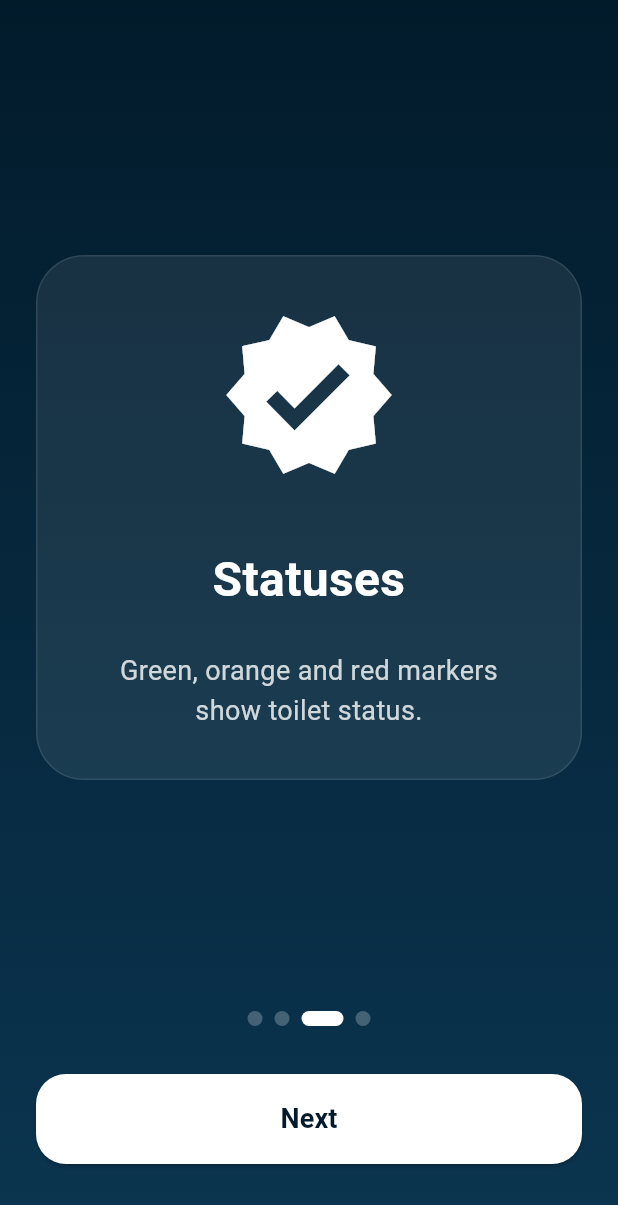
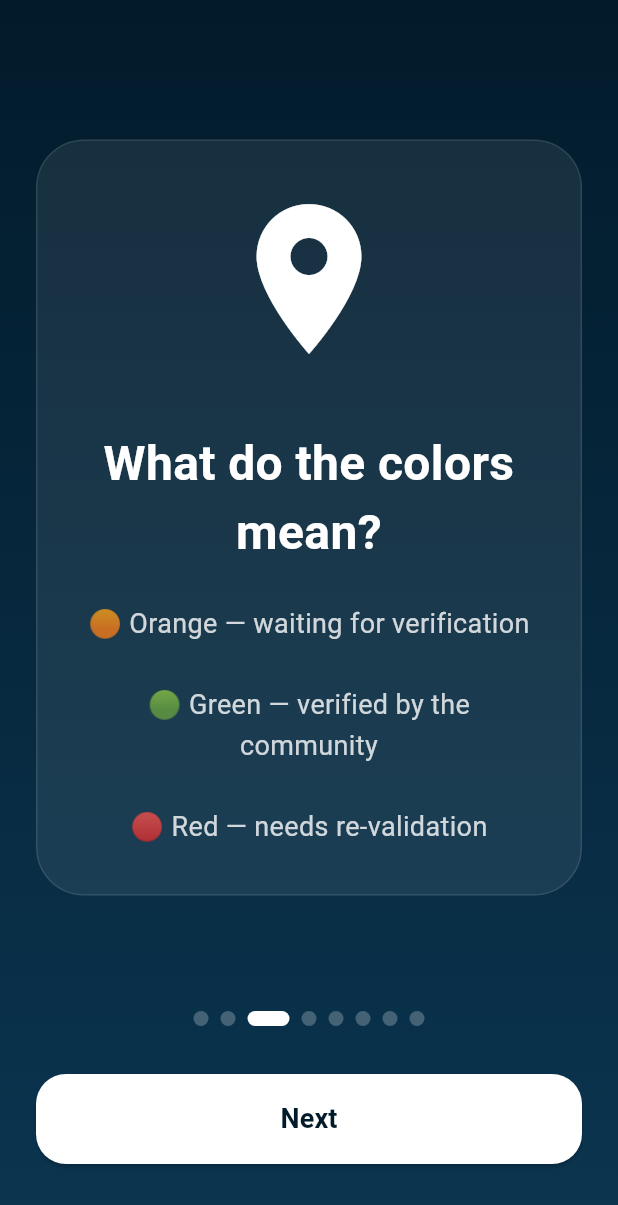
Before and after one commit to Minin2707/UI_toilet_app, a Flutter app: the OnboardingScreen screen opened by its route, swiped to page 3, on a phone screen of 412 x 824 dp. Shown: the top 1205 px of the screen. Run offline on Flutter 3.47's test engine with Material 3 defaults, Android fonts, the phone set to English and light mode, and no system bars; our stand-ins replace app_links, dio, equatable, flutter_bloc, flutter_image_compress, flutter_map and 9 more; missing offline and left inert: flutter_map_marker_cluster; accounts and stored records are empty.

Commit message:
intermediate commit

```diff
--- a/lib/features/onboarding/presentation/screens/onboarding_screen.dart
+++ b/lib/features/onboarding/presentation/screens/onboarding_screen.dart
@@ -40,51 +40,51 @@ class _OnboardingScreenState
     return [
 
       OnboardingPageData(
-
-        icon:
-            Icons.public,
-
-        title:
-            l10n.onboardingWelcomeTitle,
-
-        description:
-            l10n.onboardingWelcomeDescription,
+        icon: Icons.public,
+        title: l10n.onboardingWelcomeTitle,
+        description: l10n.onboardingWelcomeDescription,
       ),
 
       OnboardingPageData(
-
-        icon:
-            Icons.add_location_alt,
-
-        title:
-            l10n.onboardingAddTitle,
-
-        description:
-            l10n.onboardingAddDescription,
+        icon: Icons.add_location_alt,
+        title: l10n.onboardingAddTitle,
+        description: l10n.onboardingAddDescription,
       ),
 
       OnboardingPageData(
-
-        icon:
-            Icons.verified,
-
-        title:
-            l10n.onboardingStatusesTitle,
-
-        description:
-            l10n.onboardingStatusesDescription,
+        icon: Icons.place,
+        title: l10n.onboardingColorsTitle,
+        description: l10n.onboardingColorsDescription,
       ),
 
       OnboardingPageData(
+        icon: Icons.verified,
+        title: l10n.onboardingApproveTitle,
+        description: l10n.onboardingApproveDescription,
+      ),
 
-        icon:
-            Icons.people_alt,
+      OnboardingPageData(
+        icon: Icons.photo_camera,
+        title: l10n.onboardingPhotosTitle,
+        description: l10n.onboardingPhotosDescription,
+      ),
 
-        title:
-            l10n.onboardingCommunityTitle,
+      OnboardingPageData(
+        icon: Icons.rate_review,
+        title: l10n.onboardingFeedbackTitle,
+        description: l10n.onboardingFeedbackDescription,
+      ),
 
-        description:
-            l10n.onboardingCommunityDescription,
+      OnboardingPageData(
+        icon: Icons.report_problem,
+        title: l10n.onboardingReportTitle,
+        description: l10n.onboardingReportDescription,
+      ),
+
+      OnboardingPageData(
+        icon: Icons.favorite,
+        title: l10n.onboardingTogetherTitle,
+        description: l10n.onboardingTogetherDescription,
       ),
     ];
   }
@@ -377,11 +377,8 @@ class _OnboardingScreenState
 
                     child: Text(
 
-                      _currentPage ==
-                              pages.length - 1
-
-                          ? l10n.onboardingStart
-
+                      _currentPage == pages.length - 1
+                          ? l10n.onboardingOpenMap
                           : l10n.onboardingNext,
 
                       style:
--- a/lib/l10n/app_en.arb
+++ b/lib/l10n/app_en.arb
@@ -111,7 +111,45 @@
         "Thanks! Your report has been submitted.",
 
     "createSuccess":
-        "Toilet successfully added."
+        "Toilet successfully added.",
+
+    "onboardingColorsTitle": "What do the colors mean?",
+
+    "onboardingColorsDescription":
+        "🟠 Orange — waiting for verification\n\n🟢 Green — verified by the community\n\n🔴 Red — needs re-validation",
+
+    "onboardingApproveTitle":
+        "Verify toilets",
+
+    "onboardingApproveDescription":
+        "Several confirmations from users make a toilet trusted and verified.",
+
+    "onboardingPhotosTitle":
+        "Add photos",
+
+    "onboardingPhotosDescription":
+        "After a toilet is verified by the community, photos can be added to help other users.",
+
+    "onboardingFeedbackTitle":
+        "Leave feedback",
+
+    "onboardingFeedbackDescription":
+        "Tell others whether the toilet is clean, has paper, is warm and feels safe.",
+
+    "onboardingReportTitle":
+        "Report problems",
+
+    "onboardingReportDescription":
+        "If a toilet no longer exists or information is outdated, submit a report for re-validation.",
+
+    "onboardingTogetherTitle":
+        "Thank you",
+
+    "onboardingTogetherDescription":
+        "Every confirmation, every review and every new toilet helps make the map better for everyone.",
+
+    "onboardingOpenMap":
+        "Open Map"
 
 
 }
--- a/lib/l10n/app_localizations.dart
+++ b/lib/l10n/app_localizations.dart
@@ -502,6 +502,84 @@ abstract class AppLocalizations {
   /// In en, this message translates to:
   /// **'Toilet successfully added.'**
   String get createSuccess;
+
+  /// No description provided for @onboardingColorsTitle.
+  ///
+  /// In en, this message translates to:
+  /// **'What do the colors mean?'**
+  String get onboardingColorsTitle;
+
+  /// No description provided for @onboardingColorsDescription.
+  ///
+  /// In en, this message translates to:
+  /// **'🟠 Orange — waiting for verification\n\n🟢 Green — verified by the community\n\n🔴 Red — needs re-validation'**
+  String get onboardingColorsDescription;
+
+  /// No description provided for @onboardingApproveTitle.
+  ///
+  /// In en, this message translates to:
+  /// **'Verify toilets'**
+  String get onboardingApproveTitle;
+
+  /// No description provided for @onboardingApproveDescription.
+  ///
+  /// In en, this message translates to:
+  /// **'Several confirmations from users make a toilet trusted and verified.'**
+  String get onboardingApproveDescription;
+
+  /// No description provided for @onboardingPhotosTitle.
+  ///
+  /// In en, this message translates to:
+  /// **'Add photos'**
+  String get onboardingPhotosTitle;
+
+  /// No description provided for @onboardingPhotosDescription.
+  ///
+  /// In en, this message translates to:
+  /// **'After a toilet is verified by the community, photos can be added to help other users.'**
+  String get onboardingPhotosDescription;
+
+  /// No description provided for @onboardingFeedbackTitle.
+  ///
+  /// In en, this message translates to:
+  /// **'Leave feedback'**
+  String get onboardingFeedbackTitle;
+
+  /// No description provided for @onboardingFeedbackDescription.
+  ///
+  /// In en, this message translates to:
+  /// **'Tell others whether the toilet is clean, has paper, is warm and feels safe.'**
+  String get onboardingFeedbackDescription;
+
+  /// No description provided for @onboardingReportTitle.
+  ///
+  /// In en, this message translates to:
+  /// **'Report problems'**
+  String get onboardingReportTitle;
+
+  /// No description provided for @onboardingReportDescription.
+  ///
+  /// In en, this message translates to:
+  /// **'If a toilet no longer exists or information is outdated, submit a report for re-validation.'**
+  String get onboardingReportDescription;
+
+  /// No description provided for @onboardingTogetherTitle.
+  ///
+  /// In en, this message translates to:
+  /// **'Thank you'**
+  String get onboardingTogetherTitle;
+
+  /// No description provided for @onboardingTogetherDescription.
+  ///
+  /// In en, this message translates to:
+  /// **'Every confirmation, every review and every new toilet helps make the map better for everyone.'**
+  String get onboardingTogetherDescription;
+
+  /// No description provided for @onboardingOpenMap.
+  ///
+  /// In en, this message translates to:
+  /// **'Open Map'**
+  String get onboardingOpenMap;
 }
 
 class _AppLocalizationsDelegate extends LocalizationsDelegate<AppLocalizations> {
--- a/lib/l10n/app_localizations_en.dart
+++ b/lib/l10n/app_localizations_en.dart
@@ -217,4 +217,43 @@ class AppLocalizationsEn extends AppLocalizations {
 
   @override
   String get createSuccess => 'Toilet successfully added.';
+
+  @override
+  String get onboardingColorsTitle => 'What do the colors mean?';
+
+  @override
+  String get onboardingColorsDescription => '🟠 Orange — waiting for verification\n\n🟢 Green — verified by the community\n\n🔴 Red — needs re-validation';
+
+  @override
+  String get onboardingApproveTitle => 'Verify toilets';
+
+  @override
+  String get onboardingApproveDescription => 'Several confirmations from users make a toilet trusted and verified.';
+
+  @override
+  String get onboardingPhotosTitle => 'Add photos';
+
+  @override
+  String get onboardingPhotosDescription => 'After a toilet is verified by the community, photos can be added to help other users.';
+
+  @override
+  String get onboardingFeedbackTitle => 'Leave feedback';
+
+  @override
+  String get onboardingFeedbackDescription => 'Tell others whether the toilet is clean, has paper, is warm and feels safe.';
+
+  @override
+  String get onboardingReportTitle => 'Report problems';
+
+  @override
+  String get onboardingReportDescription => 'If a toilet no longer exists or information is outdated, submit a report for re-validation.';
+
+  @override
+  String get onboardingTogetherTitle => 'Thank you';
+
+  @override
+  String get onboardingTogetherDescription => 'Every confirmation, every review and every new toilet helps make the map better for everyone.';
+
+  @override
+  String get onboardingOpenMap => 'Open Map';
 }
```
Also changed, not shown: lib/l10n/app_localizations_ru.dart (+39 -0 lines), lib/l10n/app_ru.arb (+39 -1 lines).
